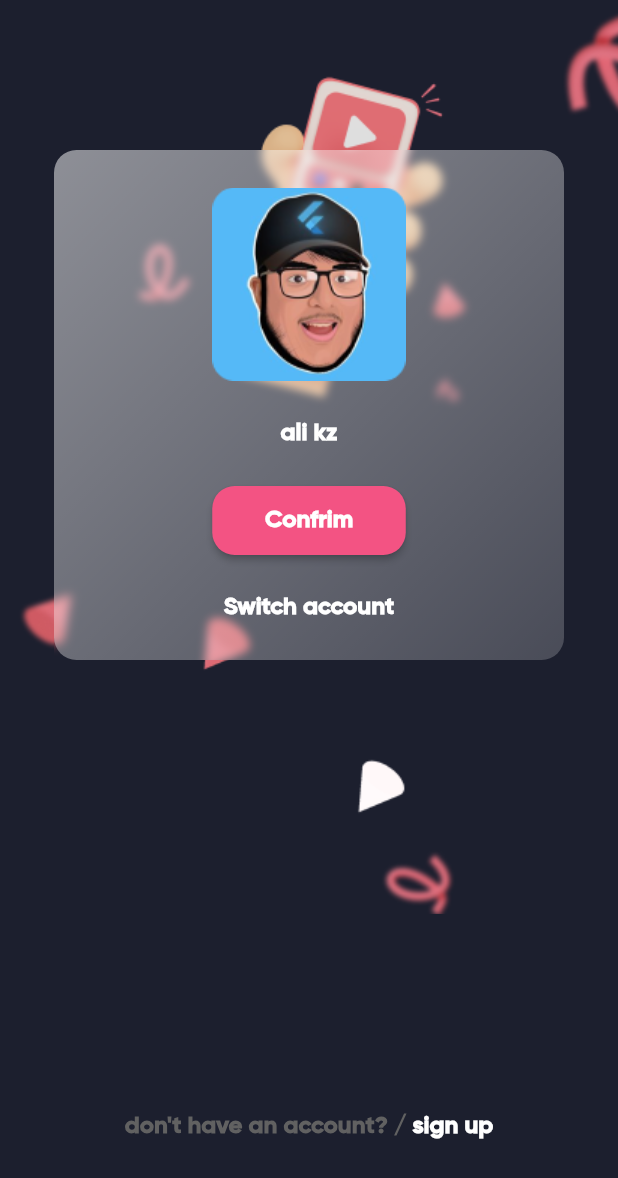
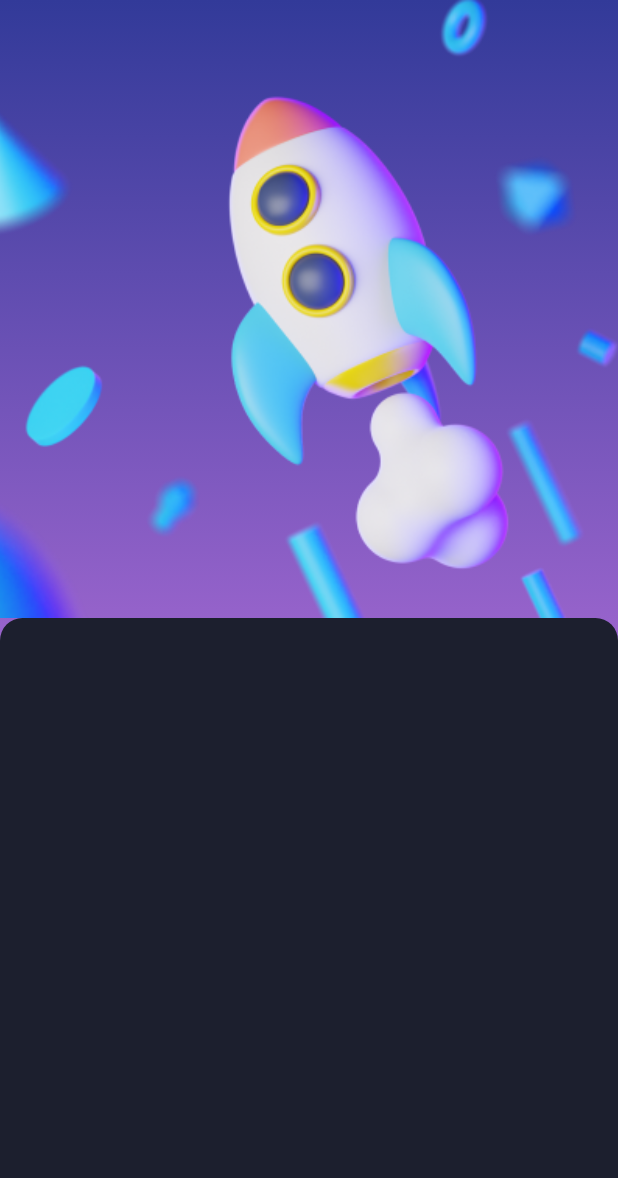
Before and after one commit to alikazemidev/instagram_clone_vip_flutter, a Flutter app: the screen it shows after launch, on a phone screen of 412 x 824 dp. Shown: the top 1178 px of the screen. Run offline on Flutter 3.47's test engine with Material 2 defaults, Android fonts, the phone set to English and light mode, and no system bars.

Commit message:
complete switch screen page and start login screen page

```diff
--- a/lib/main.dart
+++ b/lib/main.dart
@@ -1,5 +1,6 @@
 import 'package:flutter/material.dart';
-import 'package:instagram_clone_vip_flutter/screens/switch_account_screen.dart';
+import 'package:instagram_clone_vip_flutter/screens/login_screen.dart';
+
 
 void main() {
   runApp(const MyApp());
@@ -12,9 +13,10 @@ class MyApp extends StatelessWidget {
   Widget build(BuildContext context) {
     return MaterialApp(
       theme: ThemeData(
+          fontFamily: "GB",
           elevatedButtonTheme: ElevatedButtonThemeData(
             style: ElevatedButton.styleFrom(
-            primary: Color(0xfff35383),
+              backgroundColor: Color(0xfff35383),
               shape: RoundedRectangleBorder(
                 borderRadius: BorderRadius.circular(15),
               ),
@@ -26,16 +28,15 @@ class MyApp extends StatelessWidget {
             ),
           ),
           textTheme: TextTheme(
-          headline4:TextStyle(
+            headline4: TextStyle(
               fontFamily: "GB",
               fontSize: 16,
               fontWeight: FontWeight.w700,
               color: Colors.white,
             ),
-        )
-      ),
+          )),
       debugShowCheckedModeBanner: false,
-      home: SwitchAccountScreen(),
+      home: LoginScreen(),
     );
   }
 }
--- /dev/null
+++ b/lib/screens/login_screen.dart
@@ -0,0 +1,71 @@
+import 'package:flutter/material.dart';
+
+class LoginScreen extends StatelessWidget {
+  const LoginScreen({super.key});
+
+  @override
+  Widget build(BuildContext context) {
+    return Scaffold(
+      body: Container(
+        decoration: BoxDecoration(
+          gradient: LinearGradient(
+            end: Alignment.bottomCenter,
+            begin: Alignment.topCenter,
+            colors: [
+              Color(0xff323A99),
+              Color(0xffF98BFC),
+            ],
+          ),
+        ),
+        child: Stack(
+          children: [
+            SizedBox(
+              height: double.infinity,
+              width: double.infinity,
+            ),
+            Container(
+              height: MediaQuery.of(context).size.height / 2,
+              decoration: BoxDecoration(
+                image: DecorationImage(
+                  image: AssetImage(
+                    'images/rocket.png',
+                  ),
+                  fit: BoxFit.cover,
+                ),
+              ),
+            ),
+            Positioned(
+              bottom: 0,
+              right: 0,
+              left: 0,
+              child: Container(
+                height: MediaQuery.of(context).size.height / 2,
+                decoration: BoxDecoration(
+                  color: Color(0xff1C1F2E),
+                  borderRadius: BorderRadius.only(
+                    topLeft: Radius.circular(15),
+                    topRight: Radius.circular(15),
+                  ),
+                  // fit: BoxFit.cover,
+                ),
+              ),
+            ),
+          ],
+        ),
+      ),
+    );
+  }
+}
+
+
+  // Expanded(
+  //           child: Container(
+  //             decoration: BoxDecoration(
+  //               color: Color(0xff1C1F2E),
+  //               borderRadius: BorderRadius.only(
+  //                 topLeft: Radius.circular(15),
+  //                 topRight: Radius.circular(15),
+  //               ),
+  //             ),
+  //           ),
+  //         ),
--- a/lib/screens/switch_account_screen.dart
+++ b/lib/screens/switch_account_screen.dart
@@ -26,12 +26,12 @@ class SwitchAccountScreen extends StatelessWidget {
                   ),
                 ),
                 Positioned(
-                  top: 100,
+                  top: 210,
                   child: ClipRect(
                     child: BackdropFilter(
                       filter: ImageFilter.blur(
-                        sigmaX: 3,
-                        sigmaY: 3,
+                        sigmaX: 5,
+                        sigmaY: 5,
                       ),
                       child: Container(
                         height: 340,
@@ -86,10 +86,10 @@ class SwitchAccountScreen extends StatelessWidget {
                 Text(
                   'don\'t have an account? / ',
                   style: Theme.of(context).textTheme.headline4!.copyWith(
-                    color: Colors.grey.shade700,
-                  ),
+                        color: Colors.grey.shade700,
+                      ),
                 ),
-                 Text(
+                Text(
                   'sign up',
                   style: Theme.of(context).textTheme.headline4,
                 ),
```
Also changed, not shown: pubspec.lock. Lines whose indentation alone changed are shown as unchanged.
